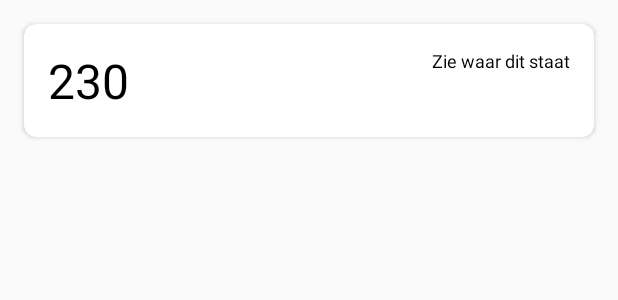
After one commit to SireeKoolenWijkstra/MAD, an Android app: the layout item_trivia_first.xml on its own in the app's theme, with its tools: preview values and no code run, on a phone screen of 412 x 824 dp. The commit adds this screen. Shown: the top 300 px of the screen. Run offline under Robolectric (Android 15) with nearby library versions, the phone set to English and light mode, and no system bars.

Commit message:
De app werkt. Ik krijg soms nog een null reference object en probeer nog contstraints in een lineair layout te proppen, maar verder doet alles het.

```diff
--- a/NumberTrivia/app/build.gradle
+++ b/NumberTrivia/app/build.gradle
@@ -28,4 +28,8 @@ dependencies {
 
     implementation 'com.squareup.retrofit2:retrofit:2.4.0'
     implementation 'com.squareup.retrofit2:converter-gson:2.4.0'
+    implementation 'com.android.support:recyclerview-v7:28.0.0'
+    implementation 'com.android.support:design:28.0.0'
+    implementation 'com.google.code.gson:gson:2.8.5'
+
 }
--- /dev/null
+++ b/NumberTrivia/app/src/main/res/layout/item_trivia_first.xml
@@ -0,0 +1,52 @@
+<?xml version="1.0" encoding="utf-8"?>
+<LinearLayout xmlns:android="http://schemas.android.com/apk/res/android"
+    xmlns:app="http://schemas.android.com/apk/res-auto"
+    android:layout_width="match_parent"
+    android:layout_height="match_parent"
+    android:orientation="vertical">
+
+    <android.support.v7.widget.CardView
+        android:id="@+id/oneItemFirst"
+        android:layout_width="match_parent"
+        android:layout_height="wrap_content"
+        android:layout_margin="16dp"
+        app:cardCornerRadius="8dp"
+        app:cardElevation="2dp">
+
+        <RelativeLayout
+            android:layout_width="match_parent"
+            android:layout_height="match_parent"
+            android:orientation="horizontal">
+
+            <TextView
+                android:id="@+id/number"
+                android:layout_width="wrap_content"
+                android:layout_height="wrap_content"
+                android:layout_alignEnd="@+id/trivia_text"
+                android:layout_alignParentStart="true"
+                android:layout_alignParentTop="true"
+                android:layout_margin="16dp"
+                android:text="@string/number"
+                android:textColor="@android:color/black"
+                android:textSize="32sp"
+                app:layout_constraintStart_toStartOf="parent"/>
+
+
+            <TextView
+                android:id="@+id/trivia_text"
+                android:layout_width="wrap_content"
+                android:layout_height="wrap_content"
+                android:layout_alignParentTop="true"
+                android:layout_alignParentEnd="true"
+                android:layout_margin="16dp"
+                android:text="@string/text"
+                android:textColor="@android:color/black"
+                android:textSize="12sp"
+                app:layout_constraintStart_toEndOf="@+id/number" />
+
+
+        </RelativeLayout>
+
+    </android.support.v7.widget.CardView>
+
+</LinearLayout>
--- a/NumberTrivia/app/src/main/res/values/strings.xml
+++ b/NumberTrivia/app/src/main/res/values/strings.xml
@@ -1,3 +1,6 @@
 <resources>
     <string name="app_name">Number Trivia</string>
+    <string name="number">230</string>
+    <string name="text">Zie waar dit staat</string>
+
 </resources>
```
Also changed, not shown: NumberTrivia/app/src/main/java/com/koolenwijkstra/siree/numbertrivia/MainActivity.java (+85 -1 lines), NumberTrivia/app/src/main/java/com/koolenwijkstra/siree/numbertrivia/NumbersApiService.java (added, +25 -0 lines), NumberTrivia/app/src/main/java/com/koolenwijkstra/siree/numbertrivia/TriviaItem.java (added, +61 -0 lines), NumberTrivia/app/src/main/java/com/koolenwijkstra/siree/numbertrivia/TriviaItemAdapter.java (added, +87 -0 lines), NumberTrivia/app/src/main/res/layout/activity_main.xml (+18 -10 lines), NumberTrivia/app/src/main/res/layout/item_trivia_last.xml (added, +52 -0 lines).
